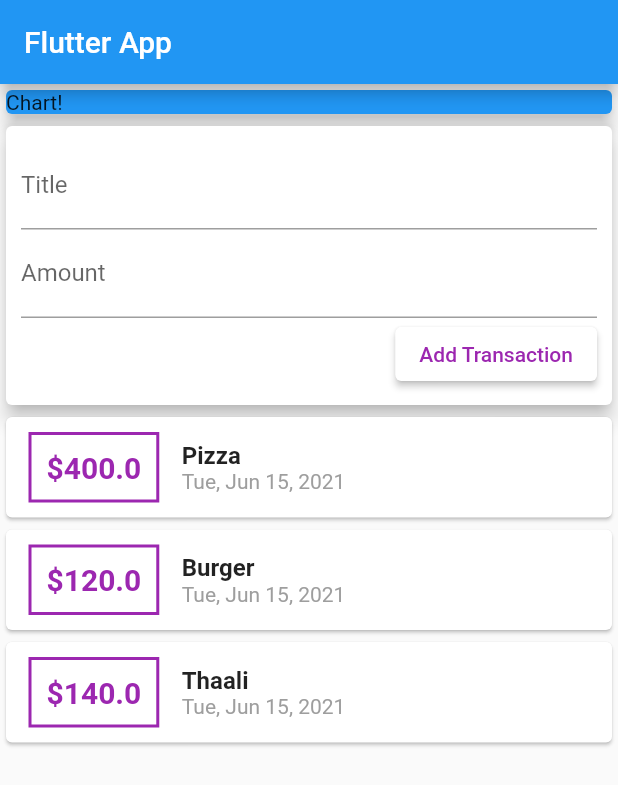
After one commit to divyanshkul/Expense-Tracker-Flutter, a Flutter app: the screen it shows after launch, on a phone screen of 412 x 824 dp. The commit adds this screen. Shown: the top 785 px of the screen. Run offline on Flutter 3.47's test engine with Material 2 defaults, Android fonts, the phone set to English and light mode, and no system bars.

Commit message:
Split into widgets + functionality to print the transaction

```diff
--- /dev/null
+++ b/lib/widgets/new_transaction.dart
@@ -0,0 +1,51 @@
+//this file has the textfields widget area
+
+import 'package:flutter/material.dart';
+
+class NewTransaction extends StatelessWidget {
+  final Function addTx;
+
+  final titleController = TextEditingController();
+  final amountController = TextEditingController();
+
+  NewTransaction(this.addTx);
+
+  @override
+  Widget build(BuildContext context) {
+    return Card(
+      elevation: 5,
+      child: Container(
+        padding: EdgeInsets.all(10),
+        child: Column(
+          crossAxisAlignment: CrossAxisAlignment.end,
+          children: [
+            TextField(
+              decoration: InputDecoration(labelText: "Title"),
+              controller: titleController,
+              // onChanged: (value) {
+              //   titleInput = value;
+              // },
+            ),
+            TextField(
+              decoration: InputDecoration(labelText: "Amount"),
+              controller: amountController,
+              //onChanged: (value) => amountInput = value,
+            ),
+            ElevatedButton(
+              child: Text('Add Transaction'),
+              onPressed: () {
+                addTx(
+                  titleController.text,
+                  double.parse(amountController.text),
+                );
+              },
+              style: ButtonStyle(
+                  foregroundColor: MaterialStateProperty.all(Colors.purple),
+                  backgroundColor: MaterialStateProperty.all(Colors.white)),
+            ),
+          ],
+        ),
+      ),
+    );
+  }
+}
--- /dev/null
+++ b/lib/widgets/transaction_list.dart
@@ -0,0 +1,54 @@
+import 'package:flutter/material.dart';
+import 'package:intl/intl.dart';
+import '../models/transaction.dart';
+
+class TransactionList extends StatelessWidget {
+  final List<Transaction> transactions;
+
+  TransactionList(this.transactions);
+
+  @override
+  Widget build(BuildContext context) {
+    return Column(
+        children: transactions.map((tx) {
+      return Card(
+        child: Row(
+          children: [
+            Container(
+              margin: EdgeInsets.symmetric(vertical: 10, horizontal: 15),
+              decoration: BoxDecoration(
+                  border: Border.all(color: Colors.purple, width: 2)),
+              padding: EdgeInsets.all(10),
+              child: Text(
+                "\$${tx.amount}",
+                style: TextStyle(
+                  fontWeight: FontWeight.bold,
+                  fontSize: 20,
+                  color: Colors.purple,
+                ),
+              ),
+            ),
+            Column(
+              crossAxisAlignment: CrossAxisAlignment.start,
+              children: [
+                Text(
+                  tx.title,
+                  style: TextStyle(
+                    fontWeight: FontWeight.bold,
+                    fontSize: 16,
+                  ),
+                ),
+                Text(
+                  DateFormat.yMMMEd().format(tx.date),
+                  style: TextStyle(
+                    color: Colors.grey,
+                  ),
+                ),
+              ],
+            )
+          ],
+        ),
+      );
+    }).toList());
+  }
+}
--- /dev/null
+++ b/lib/widgets/user_transactions.dart
@@ -0,0 +1,59 @@
+//This widget is to avoid managing the process of inputting data
+//and passing that data on to the transactions list
+
+import 'package:expense_tracker_flutter/models/transaction.dart';
+import 'package:expense_tracker_flutter/widgets/transaction_list.dart';
+import 'package:flutter/material.dart';
+
+import 'new_transaction.dart';
+
+class UserTransactions extends StatefulWidget {
+  @override
+  _UserTransactionsState createState() => _UserTransactionsState();
+}
+
+class _UserTransactionsState extends State<UserTransactions> {
+  final List<Transaction> _userTransactions = [
+    Transaction(
+      id: "t1",
+      title: "Pizza",
+      amount: 400,
+      date: DateTime.now(),
+    ),
+    Transaction(
+      id: "t1",
+      title: "Burger",
+      amount: 120,
+      date: DateTime.now(),
+    ),
+    Transaction(
+      id: "t3",
+      title: "Thaali",
+      amount: 140,
+      date: DateTime.now(),
+    ),
+  ];
+
+  void _addNewTransaction(String txTitle, double txAmount) {
+    final newTx = Transaction(
+      id: DateTime.now().toString(),
+      title: txTitle,
+      amount: txAmount,
+      date: DateTime.now(),
+    );
+
+    setState(() {
+      _userTransactions.add(newTx);
+    });
+  }
+
+  @override
+  Widget build(BuildContext context) {
+    return Column(
+      children: [
+        NewTransaction(_addNewTransaction),
+        TransactionList(_userTransactions),
+      ],
+    );
+  }
+}
```
Also changed, not shown: lib/main.dart (+4 -98 lines), lib/models/transaction.dart (renamed from lib/transaction.dart).
